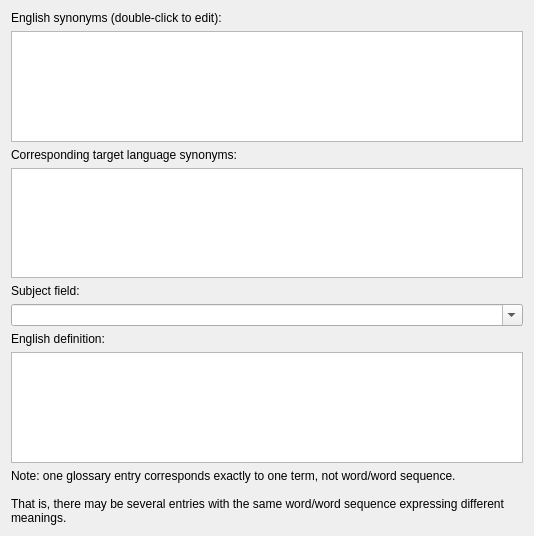
KDE/lokalize, file src/glossary/termedit.ui: the form before one commit.
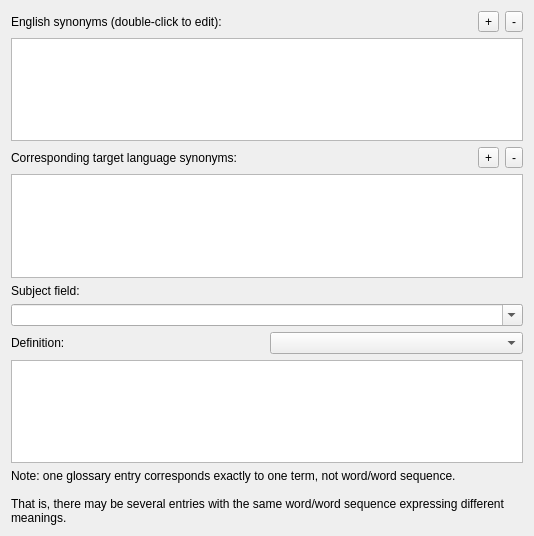
The form after the commit. Custom widgets are drawn as their Qt base class.

Commit message:
glossary: support definitions for specific languages (inside <langSet>) add + and - buttons for the term lists to make term addition and removal explicit for the user fix indexing of glossary for glossary view fix glossary restoration from disk fix ctrl+l for glossary window (activates filter line)
also behave better when no spelldict is found (editor tooltip)

The edit to the form file:
```diff
--- a/src/glossary/termedit.ui
+++ b/src/glossary/termedit.ui
@@ -12,6 +12,8 @@
   </property>
   <layout class="QVBoxLayout">
    <item>
+    <layout class="QHBoxLayout" name="engTermHL">
+     <item>
     <widget class="QLabel" name="label">
      <property name="text">
       <string>English synonyms (double-click to edit):</string>
@@ -19,17 +21,51 @@
     </widget>
    </item>
    <item>
-    <widget class="QListView" name="sourceTermsView"/>
+      <widget class="QToolButton" name="addEngTerm">
+       <property name="text">
+        <string>+</string>
+       </property>
+      </widget>
    </item>
    <item>
-    <widget class="QLabel" name="label_2">
+      <widget class="QToolButton" name="remEngTerm">
+       <property name="text">
+        <string>-</string>
+       </property>
+      </widget>
+     </item>
+    </layout>
+   </item>
+   <item>
+    <widget class="TermListView" name="sourceTermsView"/>
+   </item>
+   <item>
+    <layout class="QHBoxLayout" name="targetTermHL">
+     <item>
+      <widget class="QLabel" name="l2">
      <property name="text">
       <string>Corresponding target language synonyms:</string>
      </property>
     </widget>
    </item>
    <item>
-    <widget class="QListView" name="targetTermsView"/>
+      <widget class="QToolButton" name="addTargetTerm">
+       <property name="text">
+        <string>+</string>
+       </property>
+      </widget>
+     </item>
+     <item>
+      <widget class="QToolButton" name="remTargetTerm">
+       <property name="text">
+        <string>-</string>
+       </property>
+      </widget>
+     </item>
+    </layout>
+   </item>
+   <item>
+    <widget class="TermListView" name="targetTermsView"/>
    </item>
    <item>
     <widget class="QLabel" name="label_4">
@@ -49,11 +85,18 @@
     </widget>
    </item>
    <item>
+    <layout class="QHBoxLayout" name="horizontalLayout">
+     <item>
     <widget class="QLabel" name="label_3">
      <property name="text">
-      <string>English definition:</string>
-     </property>
-    </widget>
+        <string>Definition:</string>
+       </property>
+      </widget>
+     </item>
+     <item>
+      <widget class="KComboBox" name="definitionLang"/>
+     </item>
+    </layout>
    </item>
    <item>
     <widget class="KTextEdit" name="definition">
@@ -93,6 +136,11 @@
    <extends>QTextEdit</extends>
    <header>ktextedit.h</header>
   </customwidget>
+  <customwidget>
+   <class>TermListView</class>
+   <extends>QListView</extends>
+   <header>glossarywindow.h</header>
+  </customwidget>
  </customwidgets>
  <resources/>
  <connections/>
```
Left out of the diff: 2 changed lines with no effect on the pictures. Lines whose indentation alone changed are shown as unchanged. The commit also changes 9 other files.
